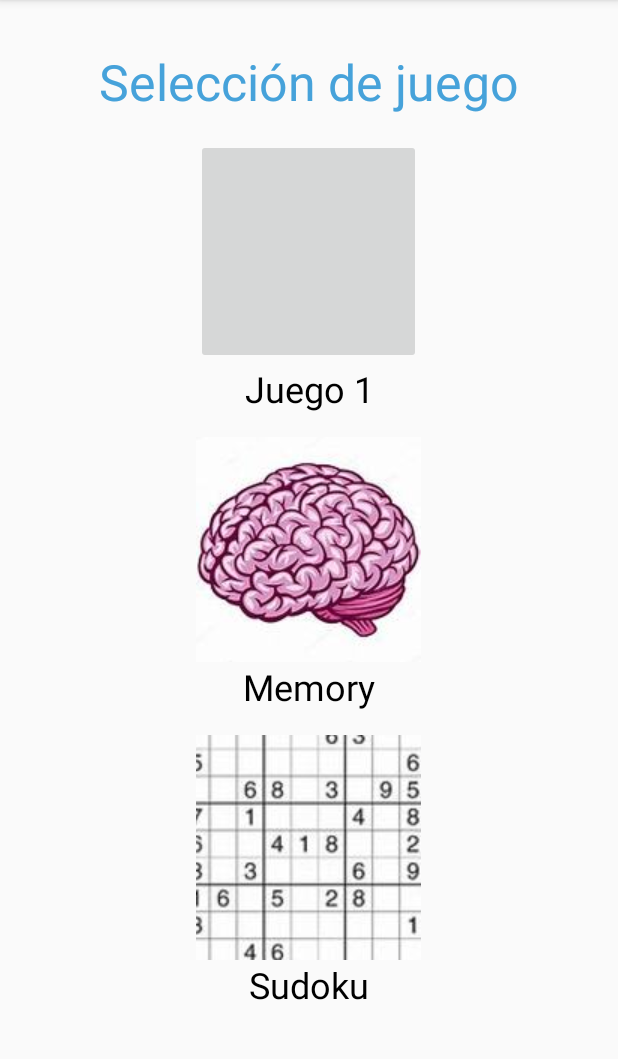
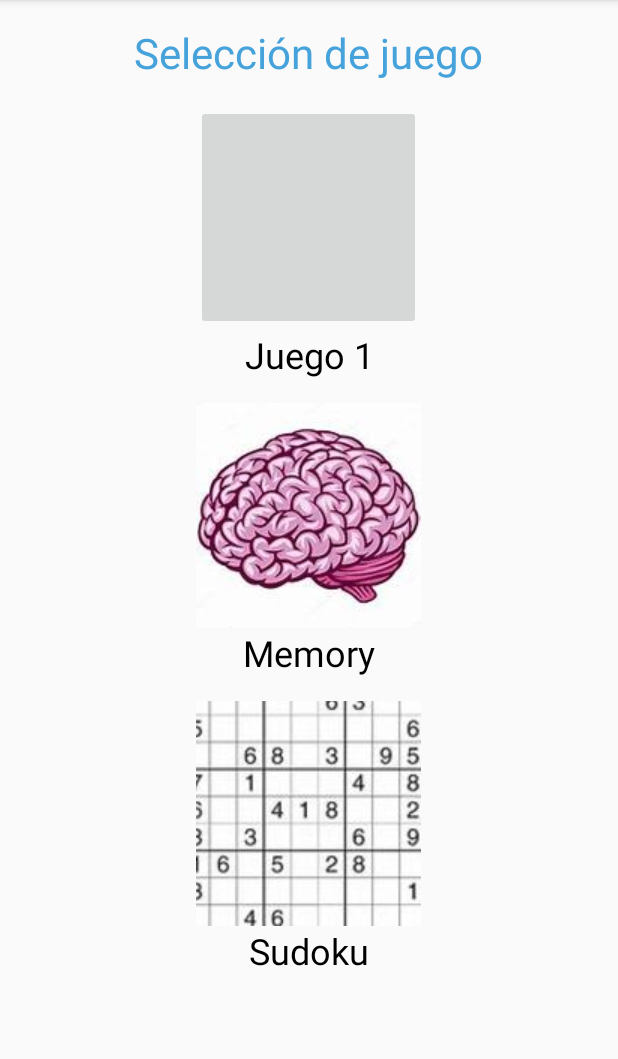
Before and after one commit to pabloacedo04/Proyecto_Final_DAM, an Android app: the SeleccionJuego screen opened directly, with no data from a screen before it, on a phone screen of 412 x 824 dp, the part 84-1143 px from its top. Run offline under Robolectric (Android 15) with nearby library versions, the phone set to English and light mode, and no system bars; 1 statement that could not run was skipped.

Commit message:
Retoques en el archivo activity_seleccion_juego.xml

```diff
--- a/app/src/main/res/layout/activity_seleccion_juego.xml
+++ b/app/src/main/res/layout/activity_seleccion_juego.xml
@@ -10,11 +10,11 @@
         android:id="@+id/textView"
         android:layout_width="wrap_content"
         android:layout_height="wrap_content"
-        android:layout_marginTop="32dp"
+        android:layout_marginTop="16dp"
         android:layout_gravity="center"
         android:text="Selección de juego"
         android:textColor="@color/lightblue"
-        android:textSize="33sp" />
+        android:textSize="28sp" />
 
     <ImageButton
         android:id="@+id/juego1"
```
